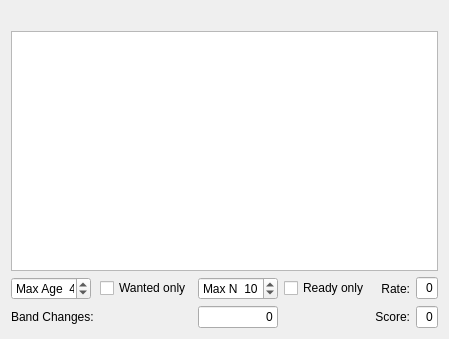
Old version of the form widgets/activeStations.ui in the repository uaro-radio/wsjtx.
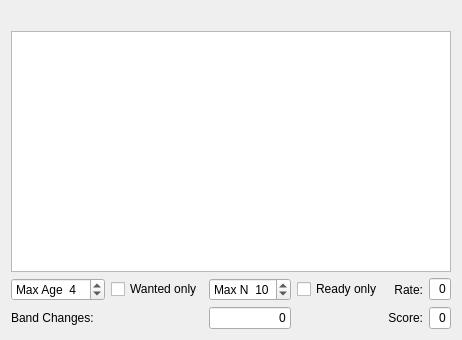
New version of the form.

Commit message: Improve auto stretching of the controls in the Active Stations window.

What changed in the file:
```diff
--- a/widgets/activeStations.ui
+++ b/widgets/activeStations.ui
@@ -6,8 +6,8 @@
    <rect>
     <x>0</x>
     <y>0</y>
-    <width>395</width>
-    <height>339</height>
+    <width>400</width>
+    <height>340</height>
    </rect>
   </property>
   <property name="windowTitle">
@@ -17,67 +17,7 @@
    <item>
     <layout class="QGridLayout" name="gridLayout">
      <item row="2" column="0">
-      <layout class="QGridLayout" name="gridLayout_2">
-       <item row="0" column="2">
-        <widget class="QSpinBox" name="sbMaxRecent">
-         <property name="sizePolicy">
-          <sizepolicy hsizetype="Expanding" vsizetype="Fixed">
-           <horstretch>0</horstretch>
-           <verstretch>0</verstretch>
-          </sizepolicy>
-         </property>
-         <property name="minimumSize">
-          <size>
-           <width>80</width>
-           <height>0</height>
-          </size>
-         </property>
-         <property name="toolTip">
-          <string>&lt;html&gt;&lt;head/&gt;&lt;body&gt;&lt;p&gt;Set maximum number of displayed lines.&lt;/p&gt;&lt;/body&gt;&lt;/html&gt;</string>
-         </property>
-         <property name="prefix">
-          <string>Max N  </string>
-         </property>
-         <property name="maximum">
-          <number>50</number>
-         </property>
-         <property name="value">
-          <number>10</number>
-         </property>
-        </widget>
-       </item>
-       <item row="0" column="5">
-        <widget class="QLineEdit" name="rate">
-         <property name="maximumSize">
-          <size>
-           <width>80</width>
-           <height>16777215</height>
-          </size>
-         </property>
-         <property name="toolTip">
-          <string>&lt;html&gt;&lt;head/&gt;&lt;body&gt;&lt;p&gt;Points logged during the past hour.&lt;/p&gt;&lt;/body&gt;&lt;/html&gt;</string>
-         </property>
-         <property name="text">
-          <string>0</string>
-         </property>
-         <property name="alignment">
-          <set>Qt::AlignRight|Qt::AlignTrailing|Qt::AlignVCenter</set>
-         </property>
-         <property name="readOnly">
-          <bool>true</bool>
-         </property>
-        </widget>
-       </item>
-       <item row="0" column="3">
-        <widget class="QCheckBox" name="cbReadyOnly">
-         <property name="toolTip">
-          <string>&lt;html&gt;&lt;head/&gt;&lt;body&gt;&lt;p&gt;Check tis box to show only stations ready to be called.&lt;/p&gt;&lt;/body&gt;&lt;/html&gt;</string>
-         </property>
-         <property name="text">
-          <string>Ready only</string>
-         </property>
-        </widget>
-       </item>
+      <layout class="QGridLayout" name="gridLayout_2" columnstretch="1,0,1,0,0,1">
        <item row="1" column="0">
         <widget class="QLabel" name="label_3">
          <property name="text">
@@ -104,6 +44,58 @@
          </property>
         </widget>
        </item>
+       <item row="0" column="5">
+        <widget class="QLineEdit" name="rate">
+         <property name="maximumSize">
+          <size>
+           <width>16777215</width>
+           <height>16777215</height>
+          </size>
+         </property>
+         <property name="toolTip">
+          <string>&lt;html&gt;&lt;head/&gt;&lt;body&gt;&lt;p&gt;Points logged during the past hour.&lt;/p&gt;&lt;/body&gt;&lt;/html&gt;</string>
+         </property>
+         <property name="text">
+          <string>0</string>
+         </property>
+         <property name="alignment">
+          <set>Qt::AlignRight|Qt::AlignTrailing|Qt::AlignVCenter</set>
+         </property>
+         <property name="readOnly">
+          <bool>true</bool>
+         </property>
+        </widget>
+       </item>
+       <item row="0" column="3">
+        <widget class="QCheckBox" name="cbReadyOnly">
+         <property name="toolTip">
+          <string>&lt;html&gt;&lt;head/&gt;&lt;body&gt;&lt;p&gt;Check tis box to show only stations ready to be called.&lt;/p&gt;&lt;/body&gt;&lt;/html&gt;</string>
+         </property>
+         <property name="text">
+          <string>Ready only</string>
+         </property>
+        </widget>
+       </item>
+       <item row="0" column="1">
+        <widget class="QCheckBox" name="cbWantedOnly">
+         <property name="visible">
+          <bool>false</bool>
+         </property>
+         <property name="text">
+          <string>Wanted only</string>
+         </property>
+        </widget>
+       </item>
+       <item row="1" column="4">
+        <widget class="QLabel" name="label_2">
+         <property name="text">
+          <string>Score:</string>
+         </property>
+         <property name="alignment">
+          <set>Qt::AlignRight|Qt::AlignTrailing|Qt::AlignVCenter</set>
+         </property>
+        </widget>
+       </item>
        <item row="0" column="4">
         <widget class="QLabel" name="label">
          <property name="text">
@@ -124,13 +116,13 @@
          </property>
          <property name="minimumSize">
           <size>
-           <width>80</width>
+           <width>0</width>
            <height>0</height>
           </size>
          </property>
          <property name="maximumSize">
           <size>
-           <width>80</width>
+           <width>16777215</width>
            <height>16777215</height>
           </size>
          </property>
@@ -151,13 +143,31 @@
          </property>
         </widget>
        </item>
-       <item row="1" column="4">
-        <widget class="QLabel" name="label_2">
-         <property name="text">
-          <string>Score:</string>
+       <item row="0" column="2">
+        <widget class="QSpinBox" name="sbMaxRecent">
+         <property name="sizePolicy">
+          <sizepolicy hsizetype="Expanding" vsizetype="Fixed">
+           <horstretch>0</horstretch>
+           <verstretch>0</verstretch>
+          </sizepolicy>
          </property>
-         <property name="alignment">
-          <set>Qt::AlignRight|Qt::AlignTrailing|Qt::AlignVCenter</set>
+         <property name="minimumSize">
+          <size>
+           <width>0</width>
+           <height>0</height>
+          </size>
+         </property>
+         <property name="toolTip">
+          <string>&lt;html&gt;&lt;head/&gt;&lt;body&gt;&lt;p&gt;Set maximum number of displayed lines.&lt;/p&gt;&lt;/body&gt;&lt;/html&gt;</string>
+         </property>
+         <property name="prefix">
+          <string>Max N  </string>
+         </property>
+         <property name="maximum">
+          <number>50</number>
+         </property>
+         <property name="value">
+          <number>10</number>
          </property>
         </widget>
        </item>
@@ -177,16 +187,6 @@
          </property>
         </widget>
        </item>
-       <item row="0" column="1">
-        <widget class="QCheckBox" name="cbWantedOnly">
-          <property name="visible">
-            <bool>false</bool>
-          </property>
-          <property name="text">
-          <string>Wanted only</string>
-         </property>
-        </widget>
-       </item>
       </layout>
      </item>
      <item row="1" column="0">
```
